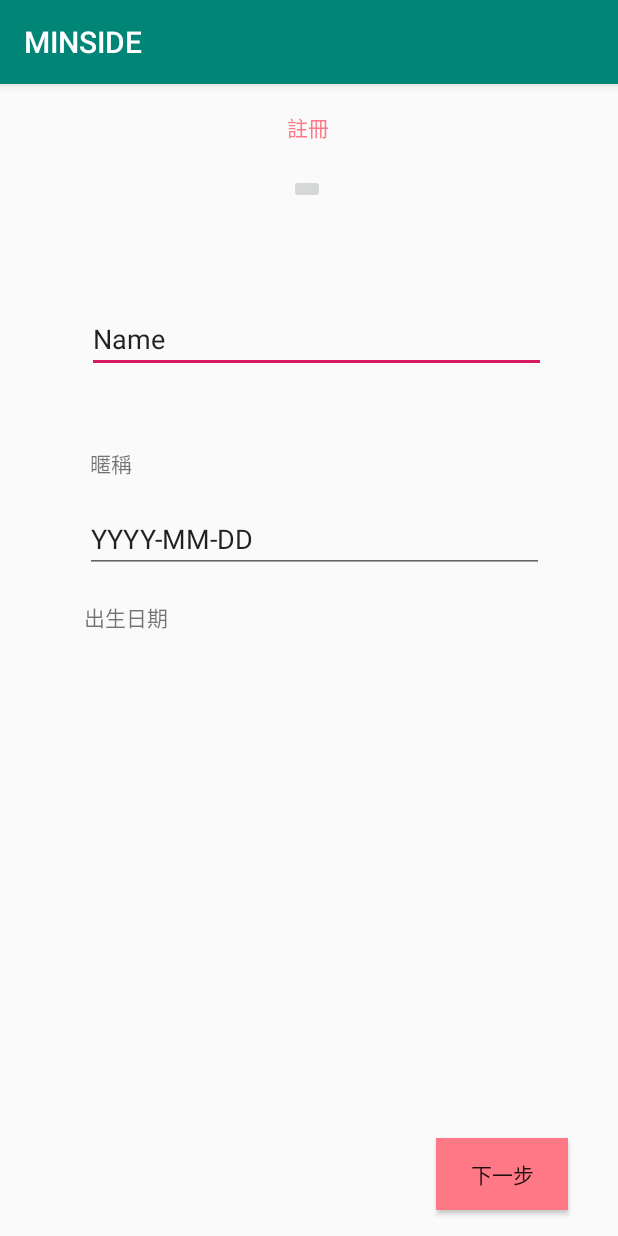
After one commit to candiceliao/NTUEMIE109-DatingApp, an Android app: the SignUpActivity screen opened directly, with no data from a screen before it, on a phone screen of 412 x 824 dp. The commit adds this screen. Run offline under Robolectric (Android 15) with nearby library versions, the phone set to English and light mode, and no system bars.

Commit message:
add the sign up page
UI is not done

```diff
--- a/app/src/main/AndroidManifest.xml
+++ b/app/src/main/AndroidManifest.xml
@@ -13,6 +13,7 @@
         tools:ignore="GoogleAppIndexingWarning">
         <activity android:name=".ui.login.LogoutActivity"></activity>
         <activity android:name=".ui.login.LoginActivity"></activity>
+        <activity android:name=".SignUpActivity"></activity>
         <activity android:name=".StartActivity" />
         <activity
             android:name=".WelcomeActivity"
--- /dev/null
+++ b/app/src/main/java/com/example/myapplication/SignUpActivity.java
@@ -0,0 +1,13 @@
+package com.example.myapplication;
+
+import android.os.Bundle;
+import android.support.v7.app.AppCompatActivity;
+
+public class SignUpActivity extends AppCompatActivity {
+
+    @Override
+    public void onCreate (Bundle savedInstance) {
+        super.onCreate(savedInstance);
+        setContentView(R.layout.activity_sign_up);
+    }
+}
--- a/app/src/main/java/com/example/myapplication/StartActivity.java
+++ b/app/src/main/java/com/example/myapplication/StartActivity.java
@@ -16,8 +16,10 @@ public class StartActivity extends AppCompatActivity {
         setContentView(R.layout.activity_start);
 
         Button loginPageBtn = findViewById(R.id.loginBtn);
+        Button signUpPageBtn = findViewById(R.id.signUpBtn);
 
         loginPageBtn.setOnClickListener(new View.OnClickListener() {
+
             @Override
             public void onClick(View v) {
                 Intent intent = new Intent();
@@ -25,5 +27,15 @@ public class StartActivity extends AppCompatActivity {
                 startActivity(intent);
             }
         });
+
+        signUpPageBtn.setOnClickListener(new View.OnClickListener() {
+
+            @Override
+            public void onClick(View v) {
+                Intent signIntent = new Intent();
+                signIntent.setClass(StartActivity.this, SignUpActivity.class);
+                startActivity(signIntent);
+            }
+        });
     }
 }
--- a/app/src/main/java/com/example/myapplication/WelcomeActivity.java
+++ b/app/src/main/java/com/example/myapplication/WelcomeActivity.java
@@ -2,7 +2,6 @@ package com.example.myapplication;
 
 import android.content.Intent;
 import android.os.Bundle;
-import com.example.myapplication.ui.login.LoginActivity;
 import android.os.Handler;
 import android.support.v7.app.AppCompatActivity;
 
--- /dev/null
+++ b/app/src/main/res/layout/activity_sign_up.xml
@@ -0,0 +1,127 @@
+<?xml version="1.0" encoding="utf-8"?>
+<android.support.constraint.ConstraintLayout xmlns:android="http://schemas.android.com/apk/res/android"
+    xmlns:app="http://schemas.android.com/apk/res-auto"
+    android:layout_width="match_parent"
+    android:layout_height="match_parent"
+    xmlns:tools="http://schemas.android.com/tools"
+    tools:context=".SignUpActivity">
+
+    <Button
+        android:id="@+id/nextBtn"
+        android:layout_width="wrap_content"
+        android:layout_height="wrap_content"
+        android:layout_marginStart="8dp"
+        android:layout_marginLeft="8dp"
+        android:layout_marginTop="8dp"
+        android:layout_marginEnd="8dp"
+        android:layout_marginRight="8dp"
+        android:text="@string/nextBtn"
+        android:background="@color/colorWelcomeBg"
+        app:layout_constraintBottom_toBottomOf="parent"
+        app:layout_constraintEnd_toEndOf="parent"
+        app:layout_constraintHorizontal_bias="0.918"
+        app:layout_constraintStart_toStartOf="parent"
+        app:layout_constraintTop_toTopOf="parent"
+        app:layout_constraintVertical_bias="0.976" />
+
+    <TextView
+        android:id="@+id/signUp"
+        android:layout_width="wrap_content"
+        android:layout_height="wrap_content"
+        android:layout_marginEnd="8dp"
+        android:layout_marginRight="8dp"
+        android:text="@string/signUp"
+        android:textColor="@color/colorWelcomeBg"
+        app:layout_constraintBottom_toTopOf="@+id/imageButton"
+        app:layout_constraintEnd_toEndOf="parent"
+        app:layout_constraintHorizontal_bias="0.509"
+        app:layout_constraintStart_toStartOf="parent"
+        app:layout_constraintTop_toTopOf="parent"
+        app:layout_constraintVertical_bias="0.457" />
+
+    <ImageButton
+        android:id="@+id/imageButton"
+        style="@style/Animation.AppCompat.DropDownUp"
+        android:layout_width="wrap_content"
+        android:layout_height="wrap_content"
+        android:layout_marginStart="8dp"
+        android:layout_marginLeft="8dp"
+        android:layout_marginTop="60dp"
+        android:layout_marginEnd="8dp"
+        android:layout_marginRight="8dp"
+        app:layout_constraintEnd_toEndOf="parent"
+        app:layout_constraintHorizontal_bias="0.497"
+        app:layout_constraintStart_toStartOf="parent"
+        app:layout_constraintTop_toTopOf="parent"
+        tools:srcCompat="@tools:sample/avatars" />
+
+    <TextView
+        android:id="@+id/nickName"
+        android:layout_width="wrap_content"
+        android:layout_height="wrap_content"
+        android:layout_marginStart="8dp"
+        android:layout_marginLeft="8dp"
+        android:layout_marginBottom="8dp"
+        android:text="@string/nickName"
+        app:layout_constraintBottom_toBottomOf="parent"
+        app:layout_constraintEnd_toEndOf="parent"
+        app:layout_constraintHorizontal_bias="0.138"
+        app:layout_constraintStart_toStartOf="parent"
+        app:layout_constraintTop_toTopOf="parent"
+        app:layout_constraintVertical_bias="0.328" />
+
+    <TextView
+        android:id="@+id/birthday"
+        android:layout_width="wrap_content"
+        android:layout_height="wrap_content"
+        android:layout_marginStart="8dp"
+        android:layout_marginLeft="8dp"
+        android:layout_marginBottom="8dp"
+        android:text="@string/birthday"
+        app:layout_constraintBottom_toBottomOf="parent"
+        app:layout_constraintEnd_toEndOf="parent"
+        app:layout_constraintHorizontal_bias="0.138"
+        app:layout_constraintStart_toStartOf="parent"
+        app:layout_constraintTop_toTopOf="parent"
+        app:layout_constraintVertical_bias="0.467" />
+
+    <EditText
+        android:id="@+id/nameEditText"
+        android:layout_width="306dp"
+        android:layout_height="41dp"
+        android:layout_marginStart="8dp"
+        android:layout_marginLeft="8dp"
+        android:layout_marginTop="8dp"
+        android:layout_marginEnd="8dp"
+        android:layout_marginRight="8dp"
+        android:layout_marginBottom="8dp"
+        android:ems="10"
+        android:inputType="textPersonName"
+        android:text="Name"
+        app:layout_constraintBottom_toBottomOf="parent"
+        app:layout_constraintEnd_toEndOf="parent"
+        app:layout_constraintHorizontal_bias="0.559"
+        app:layout_constraintStart_toStartOf="parent"
+        app:layout_constraintTop_toBottomOf="@+id/imageButton"
+        app:layout_constraintVertical_bias="0.1" />
+
+    <EditText
+        android:id="@+id/birthdayEditText"
+        android:layout_width="306dp"
+        android:layout_height="41dp"
+        android:layout_marginStart="8dp"
+        android:layout_marginLeft="8dp"
+        android:layout_marginTop="8dp"
+        android:layout_marginEnd="8dp"
+        android:layout_marginRight="8dp"
+        android:layout_marginBottom="8dp"
+        android:ems="10"
+        android:inputType="textPersonName"
+        android:text="YYYY-MM-DD"
+        app:layout_constraintBottom_toBottomOf="parent"
+        app:layout_constraintEnd_toEndOf="parent"
+        app:layout_constraintHorizontal_bias="0.539"
+        app:layout_constraintStart_toStartOf="parent"
+        app:layout_constraintTop_toBottomOf="@+id/imageButton"
+        app:layout_constraintVertical_bias="0.312" />
+</android.support.constraint.ConstraintLayout>
--- a/app/src/main/res/values/strings.xml
+++ b/app/src/main/res/values/strings.xml
@@ -11,4 +11,11 @@
     <string name="login_failed">"Login failed"</string>
     <string name="signUpBtn">"現在就加入"</string>
     <string name="loginBtn">"已經有帳戶了嗎?從這裡登入"</string>
+    <string name="nextBtn">"下一步"</string>
+    <string name="signUp">"註冊"</string>
+    <string name="nickName">"暱稱"</string>
+    <string name="birthday">"出生日期"</string>
+    <string name="gender">"性別"</string>
+    <string name="password">"請輸入密碼"</string>
+    <string name="re_enter_pwd">"請重新輸入密碼"</string>
 </resources>
```
